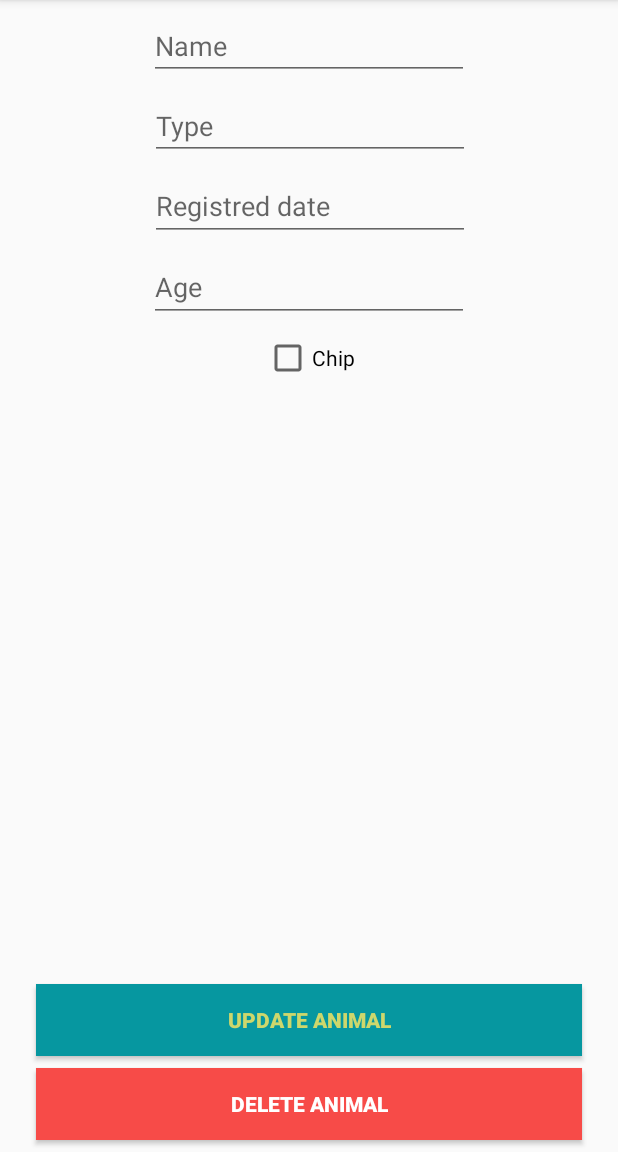
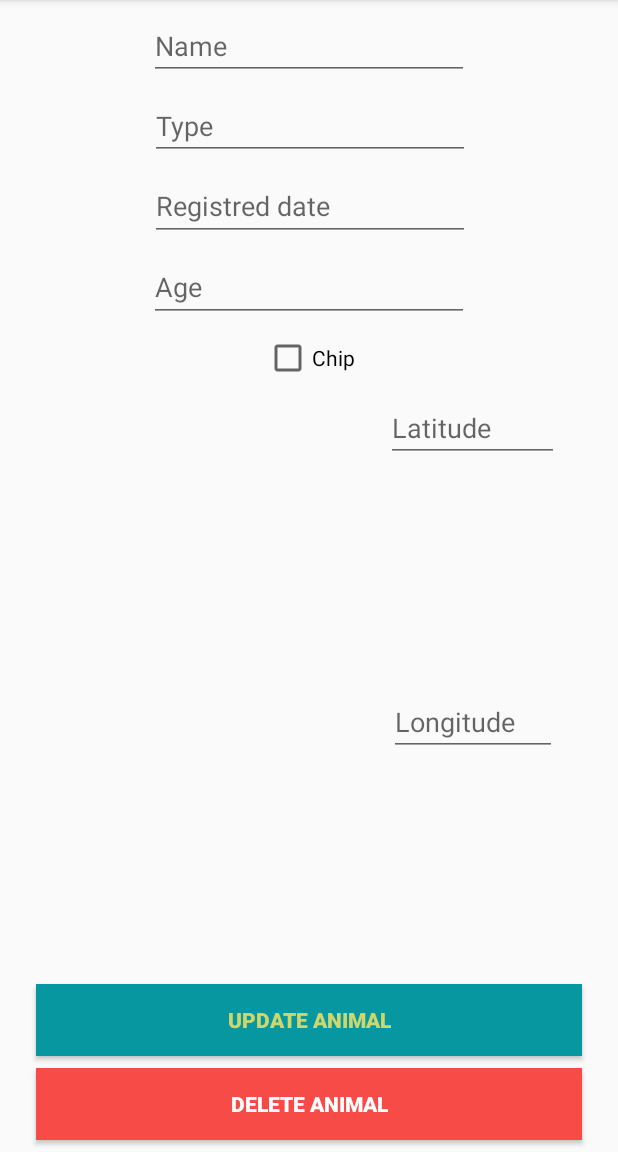
Before and after one commit to garcajuDev/itAcademy-Android_db_room_recyclerView_maps, an Android app: the AnimalInfoActivity screen opened directly, with no data from a screen before it, on a phone screen of 412 x 824 dp, the part 84-1236 px from its top. Run offline under Robolectric (Android 15) with nearby library versions, the phone set to English and light mode, and no system bars; 11 statements that could not run were skipped.

Commit message:
Upload 3 - Location implemented in the App.Finished

```diff
--- a/app/src/main/java/com/itacademy/juangarcia/database_animal/View/AnimalInfoActivity.java
+++ b/app/src/main/java/com/itacademy/juangarcia/database_animal/View/AnimalInfoActivity.java
@@ -16,7 +16,8 @@ import com.itacademy.juangarcia.database_animal.R;
 
 public class AnimalInfoActivity extends AppCompatActivity {
 
-    EditText editTextName, editTextType, editTextAge, editTextDate;
+    EditText editTextName, editTextType, editTextAge, editTextDate,
+            editTextLat, editTextLon;
     ImageView imgPhoto;
     CheckBox chkboxChip;
 
@@ -31,6 +32,9 @@ public class AnimalInfoActivity extends AppCompatActivity {
         editTextDate = findViewById(R.id.txtDateInfo);
         editTextAge = findViewById(R.id.txtAgeInfo);
         chkboxChip = findViewById(R.id.chkboxChipInfo);
+        editTextLat = findViewById(R.id.txtLatInfo);
+        editTextLon = findViewById(R.id.txtLonInfo);
+
 
         Intent animalFromMainactivityIntent = getIntent();
         Bundle bundle =animalFromMainactivityIntent.getBundleExtra("bundle");
@@ -54,6 +58,8 @@ public class AnimalInfoActivity extends AppCompatActivity {
         editTextDate.setText(currentAnimal.getDate());
         editTextAge.setText(String.valueOf(currentAnimal.getAge()));
         chkboxChip.setChecked(currentAnimal.isChip());
+        editTextLat.setText(currentAnimal.getLatitude());
+        editTextLon.setText(currentAnimal.getLongitude());
     }
 
     private Bitmap bse64ToBitmap(String txtphoto) {
--- a/app/src/main/res/layout/activity_animal_info.xml
+++ b/app/src/main/res/layout/activity_animal_info.xml
@@ -116,8 +116,40 @@
         android:adjustViewBounds="true"
         app:layout_constraintBottom_toTopOf="@+id/btnUpdateInfo"
         app:layout_constraintEnd_toEndOf="parent"
-        app:layout_constraintHorizontal_bias="0.497"
+        app:layout_constraintHorizontal_bias="0.086"
         app:layout_constraintStart_toStartOf="parent"
         app:layout_constraintTop_toBottomOf="@+id/chkboxChipInfo"
+        app:layout_constraintVertical_bias="1.0"
         app:srcCompat="@drawable/placeholder" />
+
+    <EditText
+        android:id="@+id/txtLatInfo"
+        android:layout_width="115dp"
+        android:layout_height="wrap_content"
+        android:layout_marginStart="8dp"
+        android:layout_marginTop="8dp"
+        android:layout_marginEnd="8dp"
+        android:ems="10"
+        android:hint="Latitude"
+        android:focusable="false"
+        android:inputType="textPersonName"
+        app:layout_constraintEnd_toEndOf="parent"
+        app:layout_constraintStart_toEndOf="@+id/imgInfoImage"
+        app:layout_constraintTop_toBottomOf="@+id/chkboxChipInfo" />
+
+    <EditText
+        android:id="@+id/txtLonInfo"
+        android:layout_width="112dp"
+        android:layout_height="43dp"
+        android:layout_marginTop="8dp"
+        android:layout_marginBottom="8dp"
+        android:ems="10"
+        android:inputType="textPersonName"
+        android:focusable="false"
+        android:hint="Longitude"
+        app:layout_constraintBottom_toTopOf="@+id/btnUpdateInfo"
+        app:layout_constraintEnd_toEndOf="@+id/txtLatInfo"
+        app:layout_constraintStart_toStartOf="@+id/txtLatInfo"
+        app:layout_constraintTop_toBottomOf="@+id/txtLatInfo" />
+
 </android.support.constraint.ConstraintLayout>
```
Also changed, not shown: app/src/main/java/com/itacademy/juangarcia/database_animal/Model/Animal.java (+26 -1 lines), app/src/main/java/com/itacademy/juangarcia/database_animal/Model/DataBase.java (+13 -11 lines), app/src/main/java/com/itacademy/juangarcia/database_animal/View/AddAnimalActivity.java (+20 -7 lines).
